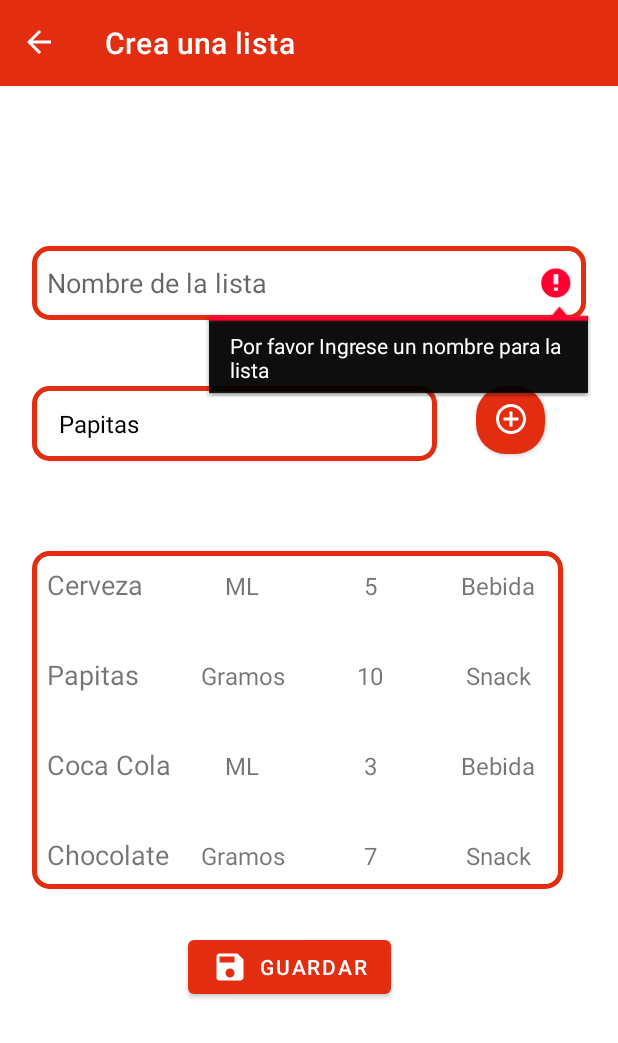
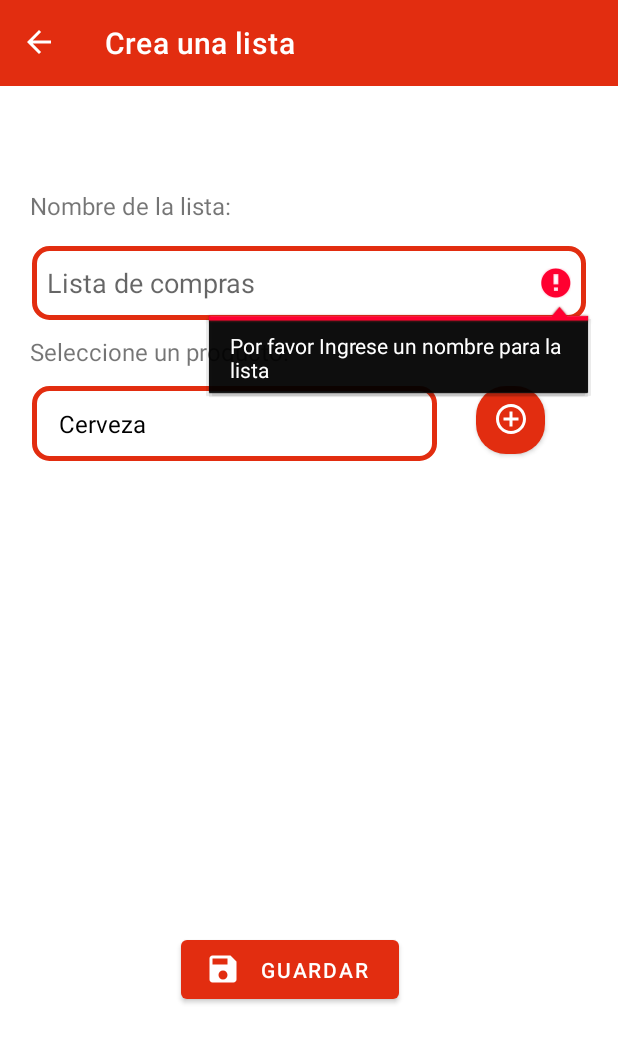
Before and after one commit to gitrubio/MyPriceList, an Android app: the CreateListActivity screen opened directly, with no data from a screen before it, after a tap on "GUARDAR", on a phone screen of 412 x 824 dp. Shown: the top 1043 px of the screen. Run offline under Robolectric (Android 15) with nearby library versions, the phone set to English and light mode, and no system bars; our stand-ins replace Firebase (no records; nobody signed in at launch, a user with empty details on screens opened directly).

Commit message:
estilos completos

```diff
--- a/app/src/main/java/com/example/mypricelist/models/ListModel.kt
+++ b/app/src/main/java/com/example/mypricelist/models/ListModel.kt
@@ -1,6 +1,6 @@
 package com.example.mypricelist.models
 
-class ListModel(val name: String, val total: Double, val productos: List<String>) {
+class ListModel(val name: String, val total: Double, val productos: List<ProductModel>) {
     // Propiedades de la clase Pedido
     // La propiedad 'name' es de tipo String y se inicializa con el valor del parámetro 'name' del constructor
     // La propiedad 'total' es de tipo Double y se inicializa con el valor del parámetro 'total' del constructor
--- a/app/src/main/java/com/example/mypricelist/models/ProductModel.kt
+++ b/app/src/main/java/com/example/mypricelist/models/ProductModel.kt
@@ -1,11 +1,12 @@
 package com.example.mypricelist.models
 
- class ProductModel(val nombre: String, val unidad: String, val cantidad: Int, val tipo: String) {
+ class ProductModel(val nombre: String, val unidad: String, var cantidad: Int, val tipo: String) {
      //  Propiedades de la clase Pedido
      // La propiedad 'nombre' es de tipo String y se inicializa con el valor del parámetro 'nombre' del constructor
      // La propiedad 'unidad' es de tipo String y se inicializa con el valor del parámetro 'unidad' del constructor
      // La propiedad 'cantidad' es de tipo Int y se inicializa con el valor del parámetro 'cantidad' del constructor
      // La propiedad 'tipo' es de   tipo String y se inicializa con el valor del parámetro 'tipo' del constructor
+
      init{
 
      }
--- a/app/src/main/java/com/example/mypricelist/ui/creation/CreateListActivity.kt
+++ b/app/src/main/java/com/example/mypricelist/ui/creation/CreateListActivity.kt
@@ -13,9 +13,11 @@ import com.example.mypricelist.models.ListModel
 import com.google.firebase.firestore.CollectionReference
 import com.google.firebase.firestore.FirebaseFirestore
 import android.widget.Spinner
+import android.widget.Toast
 import androidx.core.view.get
 import androidx.recyclerview.widget.LinearLayoutManager
 import androidx.recyclerview.widget.RecyclerView
+import com.example.mypricelist.AdaptadorProductList
 import com.example.mypricelist.Adapters.ProductAdapter
 import com.example.mypricelist.models.ProductModel
 import com.example.mypricelist.utils.SinEspaciadoItemDecoration
@@ -23,46 +25,44 @@ import com.example.mypricelist.utils.SinEspaciadoItemDecoration
 class CreateListActivity : AppCompatActivity() {
     private val db = FirebaseFirestore.getInstance()
     private val coleccion: CollectionReference = db.collection("ListMain")
-    private val data = listOf("Papitas", "Coca Cola", "Cerveza","Chocolate","Wisky")
+    private val dataProducts = listOf<ProductModel>(
+        ProductModel("Cerveza", "ML", 1, "Bebida"),
+        ProductModel("Papitas", "Gramos", 1, "Snack"),
+        ProductModel("Coca Cola", "ML", 1, "Bebida"),
+        ProductModel("Chocolate", "Gramos", 1, "Snack"),
+        ProductModel("Wisky", "ML", 1, "Bebida"))
+    private val listProducts = (mutableListOf<ProductModel>())
+    private var ListAdapter: ProductAdapter?=null
     override fun onCreate(savedInstanceState: Bundle?) {
         super.onCreate(savedInstanceState)
         setContentView(R.layout.activity_create_list)
         val toolbar = findViewById<Toolbar>(R.id.toolbar)
         setSupportActionBar(toolbar)
-
-        // Habilita el botón de retroceso en el Toolbar
+        // botón de retroceso en el Toolbar
         supportActionBar?.setDisplayHomeAsUpEnabled(true)
 
-        // Establece el manejador de eventos para el botón de retroceso
+        // evento para el botón de retroceso
         toolbar.setNavigationOnClickListener { onBackPressed() }
+
+        // se llenar el select de datos
         val spinner = findViewById<Spinner>(R.id.spiProducts)
+        val data = dataProducts.map { it.nombre }
         val adapter = ArrayAdapter(this, android.R.layout.simple_spinner_dropdown_item, data)
         spinner.adapter = adapter
 
-        // En tu actividad o fragmento
 
-        // Obtén una referencia al RecyclerView en tu diseño de vista
-            val recyclerView: RecyclerView = findViewById(R.id.ReView)
-        val listaObjetos = listOf(
-            ProductModel("Cerveza", "ML", 5, "Bebida"),
-            ProductModel("Papitas", "Gramos", 10, "Snack"),
-            ProductModel("Coca Cola", "ML", 3, "Bebida"),
-            ProductModel("Chocolate", "Gramos", 7, "Snack"),
-            ProductModel("Wisky", "ML", 2, "Bebida")
-        )
-        // Crea una instancia de tu adaptador, pasándole la lista de objetos como parámetro
-            val objetoAdapter = ProductAdapter(listaObjetos)
-        // Asigna el adaptador al RecyclerView
-            recyclerView.adapter = objetoAdapter
-        // Opcional: Configura el diseño de vista para el RecyclerView (por ejemplo, LinearLayoutManager, GridLayoutManager, etc.)
-            val layoutManager = LinearLayoutManager(this) // Puedes cambiar "this" con la referencia a tu actividad o fragmento
-            recyclerView.layoutManager = layoutManager
+        val recyclerView: RecyclerView = findViewById(R.id.ReView)
+        // instancia del adaptador
+        ListAdapter = ProductAdapter(listProducts)
+        recyclerView.adapter = ListAdapter
+        val layoutManager = LinearLayoutManager(this)
+        recyclerView.layoutManager = layoutManager
 
 
 
     }
     override fun onCreateOptionsMenu(menu: Menu?): Boolean {
-       menuInflater.inflate(R.menu.toolbar_nav_menu, menu) // Infla el menú en la Toolbar
+       menuInflater.inflate(R.menu.toolbar_nav_menu, menu)
         return super.onCreateOptionsMenu(menu)
     }
     override fun onOptionsItemSelected(item: MenuItem): Boolean {
@@ -74,25 +74,43 @@ class CreateListActivity : AppCompatActivity() {
         }
         return super.onOptionsItemSelected(item)
     }
-
+    fun addProductList(view: View){
+        val controlSelectProduct = findViewById<Spinner>(R.id.spiProducts)
+        val product = dataProducts[controlSelectProduct.selectedItemPosition]
+        if (!listProducts.any { it.nombre == product.nombre }) {
+            listProducts.add(product)
+        }else{
+            for (item in listProducts) {
+                if (item.nombre == product.nombre ) {
+                    item.cantidad += 1
+                    break
+                }
+            }
+        }
+        ListAdapter?.notifyDataSetChanged()
+    }
     fun saveList(view : View){
         var controListName = findViewById<EditText>(R.id.edtListName)
-        var controlSelectProduct = findViewById<Spinner>(R.id.spiProducts)
 
-        controlErrors(controListName,controlSelectProduct)
-        var product = data[controlSelectProduct.selectedItemPosition]
-        var productos : List<String> = listOf(product)
-        val producto = ListModel(controListName.text.toString(),12.3, productos)
-        coleccion.add(producto)
+        var correctly = controlErrors(controListName)
+        if(correctly){
+            val producto = ListModel(controListName.text.toString(),120.0, listProducts)
+            coleccion.add(producto)
+            finish()
+        }
     }
 
-    private fun controlErrors(listName : EditText, Productos : Spinner): Boolean {
+    private fun controlErrors(listName : EditText, ): Boolean {
         var correctlyData = true
         var nameList = listName.text.toString()
         if(nameList.isEmpty()){
             listName.error = "Por favor Ingrese un nombre para la lista"
             correctlyData = false
         }
+        if(listProducts.isEmpty()){
+            Toast.makeText(this, "Debe tener minimo un producto en la lista", Toast.LENGTH_SHORT).show()
+            correctlyData = false
+        }
         return correctlyData
     }
 }
--- /dev/null
+++ b/app/src/main/res/drawable/ic_settings_24.xml
@@ -0,0 +1,5 @@
+<vector android:height="24dp" android:tint="#FFFFFF"
+    android:viewportHeight="24" android:viewportWidth="24"
+    android:width="24dp" xmlns:android="http://schemas.android.com/apk/res/android">
+    <path android:fillColor="@android:color/white" android:pathData="M19.14,12.94c0.04,-0.3 0.06,-0.61 0.06,-0.94c0,-0.32 -0.02,-0.64 -0.07,-0.94l2.03,-1.58c0.18,-0.14 0.23,-0.41 0.12,-0.61l-1.92,-3.32c-0.12,-0.22 -0.37,-0.29 -0.59,-0.22l-2.39,0.96c-0.5,-0.38 -1.03,-0.7 -1.62,-0.94L14.4,2.81c-0.04,-0.24 -0.24,-0.41 -0.48,-0.41h-3.84c-0.24,0 -0.43,0.17 -0.47,0.41L9.25,5.35C8.66,5.59 8.12,5.92 7.63,6.29L5.24,5.33c-0.22,-0.08 -0.47,0 -0.59,0.22L2.74,8.87C2.62,9.08 2.66,9.34 2.86,9.48l2.03,1.58C4.84,11.36 4.8,11.69 4.8,12s0.02,0.64 0.07,0.94l-2.03,1.58c-0.18,0.14 -0.23,0.41 -0.12,0.61l1.92,3.32c0.12,0.22 0.37,0.29 0.59,0.22l2.39,-0.96c0.5,0.38 1.03,0.7 1.62,0.94l0.36,2.54c0.05,0.24 0.24,0.41 0.48,0.41h3.84c0.24,0 0.44,-0.17 0.47,-0.41l0.36,-2.54c0.59,-0.24 1.13,-0.56 1.62,-0.94l2.39,0.96c0.22,0.08 0.47,0 0.59,-0.22l1.92,-3.32c0.12,-0.22 0.07,-0.47 -0.12,-0.61L19.14,12.94zM12,15.6c-1.98,0 -3.6,-1.62 -3.6,-3.6s1.62,-3.6 3.6,-3.6s3.6,1.62 3.6,3.6S13.98,15.6 12,15.6z"/>
+</vector>
--- /dev/null
+++ b/app/src/main/res/drawable/ic_smart_toy_24.xml
@@ -0,0 +1,5 @@
+<vector android:height="24dp" android:tint="#FFFFFF"
+    android:viewportHeight="24" android:viewportWidth="24"
+    android:width="24dp" xmlns:android="http://schemas.android.com/apk/res/android">
+    <path android:fillColor="@android:color/white" android:pathData="M20,9V7c0,-1.1 -0.9,-2 -2,-2h-3c0,-1.66 -1.34,-3 -3,-3S9,3.34 9,5H6C4.9,5 4,5.9 4,7v2c-1.66,0 -3,1.34 -3,3c0,1.66 1.34,3 3,3v4c0,1.1 0.9,2 2,2h12c1.1,0 2,-0.9 2,-2v-4c1.66,0 3,-1.34 3,-3C23,10.34 21.66,9 20,9zM7.5,11.5C7.5,10.67 8.17,10 9,10s1.5,0.67 1.5,1.5S9.83,13 9,13S7.5,12.33 7.5,11.5zM16,17H8v-2h8V17zM15,13c-0.83,0 -1.5,-0.67 -1.5,-1.5S14.17,10 15,10s1.5,0.67 1.5,1.5S15.83,13 15,13z"/>
+</vector>
--- a/app/src/main/res/layout/activity_create_list.xml
+++ b/app/src/main/res/layout/activity_create_list.xml
@@ -28,7 +28,7 @@
         android:layout_marginTop="164dp"
         android:background="@drawable/style_border_text"
         android:ems="10"
-        android:hint="@string/ListName"
+        android:hint="@string/ExampleListName"
         android:inputType="textPersonName"
         app:layout_constraintEnd_toEndOf="parent"
         app:layout_constraintStart_toStartOf="parent"
@@ -48,8 +48,8 @@
 
     <Button
         android:id="@+id/button2"
-        android:layout_width="wrap_content"
-        android:layout_height="wrap_content"
+        android:layout_width="145dp"
+        android:layout_height="51dp"
         android:layout_marginTop="28dp"
         android:onClick="saveList"
         android:text="@string/addText"
@@ -65,6 +65,7 @@
         android:layout_height="45dp"
         android:layout_marginTop="44dp"
         android:background="@drawable/radius_buttom"
+        android:onClick="addProductList"
         android:text=""
         app:icon="@drawable/ic_add_circle_outline_24"
         app:iconGravity="textTop"
@@ -81,7 +82,7 @@
         android:layout_width="354dp"
         android:layout_height="225dp"
         android:layout_marginTop="60dp"
-        android:background="@drawable/style_border_text"
+        android:scrollbars="vertical"
         app:layout_constrainedHeight="true"
         app:layout_constraintEnd_toEndOf="parent"
         app:layout_constraintHeight_max="wrap"
@@ -90,5 +91,31 @@
         app:layout_constraintStart_toStartOf="parent"
         app:layout_constraintTop_toBottomOf="@+id/spiProducts" />
 
+    <TextView
+        android:id="@+id/textView"
+        android:layout_width="wrap_content"
+        android:layout_height="wrap_content"
+        android:layout_marginStart="20dp"
+        android:layout_marginBottom="16dp"
+        android:text="@string/ListName"
+        android:textSize="16sp"
+        app:layout_constraintBottom_toTopOf="@+id/edtListName"
+        app:layout_constraintStart_toStartOf="parent"
+        app:layout_constraintTop_toBottomOf="@+id/toolbar"
+        app:layout_constraintVertical_bias="1.0" />
+
+    <TextView
+        android:id="@+id/textView2"
+        android:layout_width="wrap_content"
+        android:layout_height="wrap_content"
+        android:layout_marginStart="20dp"
+        android:layout_marginBottom="12dp"
+        android:text="@string/SelectorProducts"
+        android:textSize="16sp"
+        app:layout_constraintBottom_toTopOf="@+id/spiProducts"
+        app:layout_constraintStart_toStartOf="parent"
+        app:layout_constraintTop_toBottomOf="@+id/edtListName"
+        app:layout_constraintVertical_bias="1.0" />
+
 
 </androidx.constraintlayout.widget.ConstraintLayout>
--- a/app/src/main/res/layout/list_product_item.xml
+++ b/app/src/main/res/layout/list_product_item.xml
@@ -14,6 +14,7 @@
         app:layout_constraintEnd_toEndOf="parent"
         app:layout_constraintStart_toStartOf="parent"
         android:layout_margin="0dp"
+        android:background="@drawable/style_border_text"
        >
 
         <TextView
--- a/app/src/main/res/menu/bottom_nav_menu.xml
+++ b/app/src/main/res/menu/bottom_nav_menu.xml
@@ -8,12 +8,12 @@
 
     <item
         android:id="@+id/navigation_dashboard"
-        android:icon="@drawable/ic_dashboard_black_24dp"
+        android:icon="@drawable/ic_smart_toy_24"
         android:title="@string/title_dashboard" />
 
     <item
         android:id="@+id/navigation_notifications"
-        android:icon="@drawable/ic_notifications_black_24dp"
+        android:icon="@drawable/ic_settings_24"
         android:title="@string/title_notifications" />
 
 </menu>
--- a/app/src/main/res/values/strings.xml
+++ b/app/src/main/res/values/strings.xml
@@ -1,10 +1,12 @@
 <resources>
     <string name="app_name">MyPriceList</string>
     <string name="title_home">Home</string>
-    <string name="title_dashboard">Dashboard</string>
-    <string name="title_notifications">Notifications</string>
+    <string name="title_dashboard">Products</string>
+    <string name="title_notifications">Settings</string>
     <string name="addText">Guardar</string>
-    <string name="ListName">Nombre de la lista</string>
+    <string name="ListName">Nombre de la lista:</string>
+    <string name="ExampleListName">Lista de compras</string>
+    <string name="SelectorProducts">Seleccione un producto:</string>
     <string-array name="planets_array">
         <item>Papitas</item>
         <item>Coca Cola</item>
--- a/app/src/main/res/values/themes.xml
+++ b/app/src/main/res/values/themes.xml
@@ -6,9 +6,9 @@
         <item name="colorPrimaryVariant">@color/purple_700</item>
         <item name="colorOnPrimary">@color/white</item>
         <!-- Secondary brand color. -->
-        <item name="colorSecondary">@color/teal_200</item>
+        <item name="colorSecondary">@color/primario</item>
         <item name="colorSecondaryVariant">@color/teal_700</item>
-        <item name="colorOnSecondary">@color/black</item>
+        <item name="colorOnSecondary">@color/white</item>
         <!-- Status bar color. -->
         <item name="android:statusBarColor">@color/primario</item>
         <!-- Customize your theme here. -->
```
